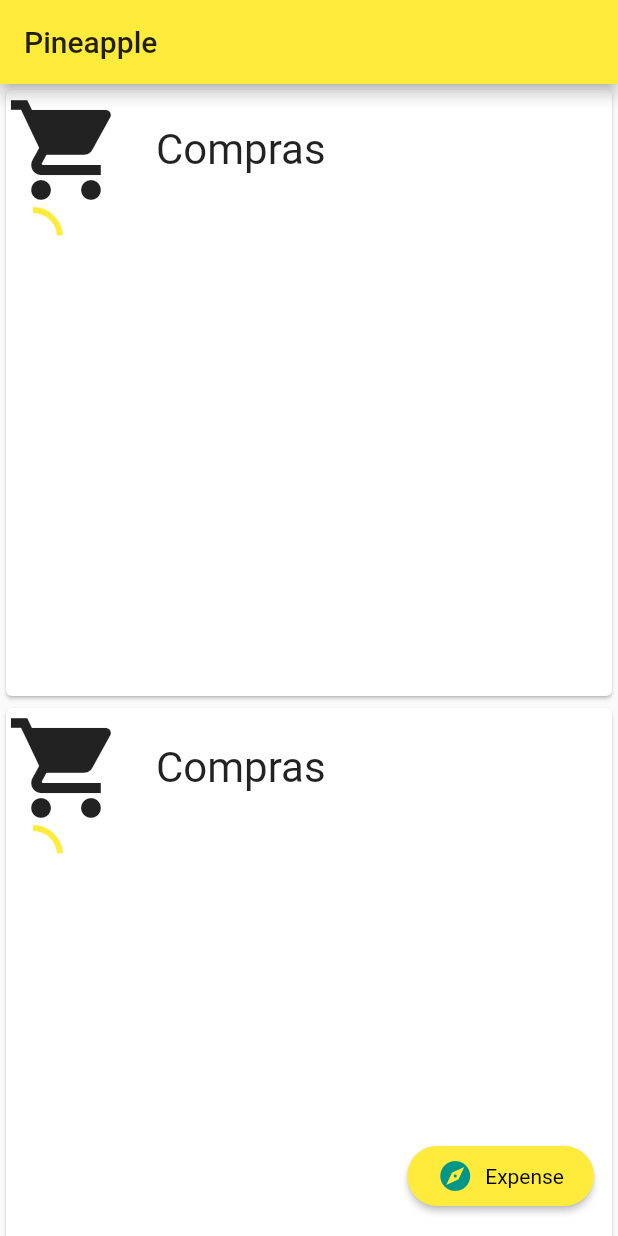
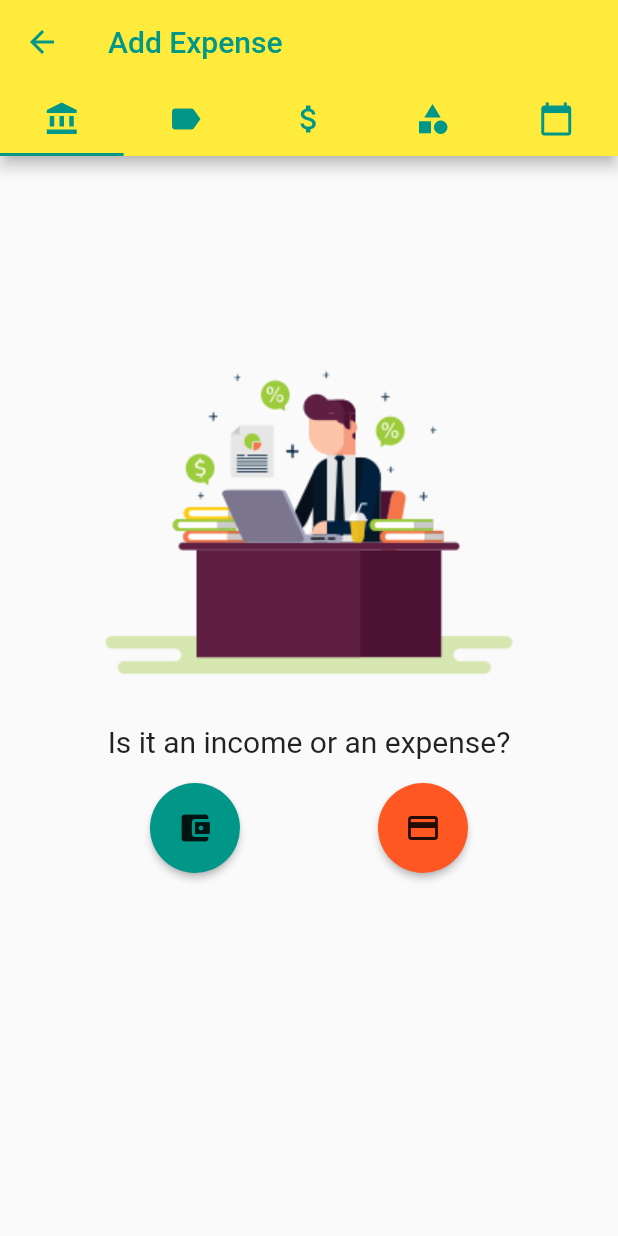
Before and after one commit to luizcunha3/pineapple-mobile, a Flutter app: the screen it shows after launch, after a tap on "Expense", on a phone screen of 412 x 824 dp. Run offline on Flutter 3.47's test engine with Material 2 defaults, Android fonts, the light colour scheme and no system bars.

Commit message:
wrong branch, saves work

```diff
--- /dev/null
+++ b/lib/AddExpense/add_expense.dart
@@ -0,0 +1,44 @@
+import 'package:flutter/foundation.dart';
+import 'package:flutter/material.dart';
+import './category_selector.dart';
+
+class AddExpense extends StatelessWidget {
+  final iconColor = Colors.teal;
+  void _teste(a) {
+    print(a);
+  }
+  @override
+  Widget build(BuildContext context) {
+    return DefaultTabController(
+      length: 5,
+      child: Scaffold(
+        appBar: AppBar(
+          title: Text(
+            "Add Expense",
+            style: TextStyle(color: iconColor),
+          ),
+          iconTheme: IconThemeData(color: iconColor),
+          bottom: TabBar(
+            onTap: _teste,
+            tabs: <Widget>[
+              Tab(icon: Icon(Icons.account_balance, color: iconColor)),
+              Tab(icon: Icon(Icons.label, color: iconColor)),
+              Tab(icon: Icon(Icons.attach_money, color: iconColor)),
+              Tab(icon: Icon(Icons.category, color: iconColor)),
+              Tab(icon: Icon(Icons.calendar_today, color: iconColor)),
+            ],
+          ),
+        ),
+        body: TabBarView(
+          children: <Widget>[
+            TypeSelector(),
+            Icon(Icons.label),
+            Icon(Icons.attach_money),
+            Icon(Icons.category),
+            Icon(Icons.directions_transit),
+          ],
+        ),
+      ),
+    );
+  }
+}
--- /dev/null
+++ b/lib/AddExpense/category_selector.dart
@@ -0,0 +1,58 @@
+import 'package:flutter/material.dart';
+
+class TypeSelector extends StatelessWidget {
+  final assetImage = AssetImage('assets/carinha.png');
+  void _tapOnButton() {
+    print("teste");
+  }
+
+  @override
+  Widget build(BuildContext context) {
+    return Center(
+      child: Column(
+//        mainAxisAlignment: MainAxisAlignment.center,
+//        crossAxisAlignment: CrossAxisAlignment.center,
+        children: <Widget>[
+          Padding(
+            padding: const EdgeInsets.only(top: 128),
+            child: Image(
+              image: assetImage,
+            ),
+          ),
+          Padding(
+            padding: const EdgeInsets.only(top: 16.0),
+            child: Text(
+              "Is it an income or an expense?",
+              style: TextStyle(fontSize: 20),
+            ),
+          ),
+          Padding(
+            padding: const EdgeInsets.only(top: 16.0),
+            child: Row(
+              mainAxisSize: MainAxisSize.min,
+              children: <Widget>[
+                RawMaterialButton(
+                  shape: const CircleBorder(),
+                  padding: EdgeInsets.all(18),
+                  fillColor: Colors.teal,
+                  splashColor: Colors.tealAccent,
+                  child: Icon(Icons.account_balance_wallet),
+                  onPressed: _tapOnButton,
+                ),
+                SizedBox(width: 64,),
+                RawMaterialButton(
+                  shape: const CircleBorder(),
+                  padding: EdgeInsets.all(18),
+                  fillColor: Colors.deepOrange,
+                  splashColor: Colors.orangeAccent,
+                  child: Icon(Icons.payment),
+                  onPressed: _tapOnButton,
+                )
+              ],
+            ),
+          )
+        ],
+      ),
+    );
+  }
+}
--- a/lib/add_expense_button.dart
+++ b/lib/add_expense_button.dart
@@ -1,11 +1,13 @@
 import 'package:flutter/material.dart';
 import 'package:flutter/foundation.dart';
+import 'AddExpense/add_expense.dart';
 
 class AddExpenseButton extends StatelessWidget {
 
   AddExpenseButton({@required this.onPressed});
 
   final GestureTapCallback onPressed;
+
 
   @override
   Widget build(BuildContext context) {
--- a/lib/budget_card.dart
+++ b/lib/budget_card.dart
@@ -17,12 +17,13 @@ class BudgetCard extends StatelessWidget {
             mainAxisSize: MainAxisSize.min,
             children: <Widget>[
               Row(
+                mainAxisSize: MainAxisSize.min,
                 children: <Widget>[
                   Icon(
                     Icons.shopping_cart,
                     size: 80,
                   ),
-                  SizedBox(width: 20),
+//                  SizedBox(width: 20),
                   Text("Compras",
                       style: DefaultTextStyle.of(context)
                           .style
@@ -30,6 +31,7 @@ class BudgetCard extends StatelessWidget {
                 ],
               ),
               Row(
+
                 children: <Widget>[
                   CircularProgressIndicator(value: 0.24)
                 ],
--- a/lib/main.dart
+++ b/lib/main.dart
@@ -1,6 +1,8 @@
 import 'package:flutter/material.dart';
 import 'add_expense_button.dart';
 import 'budget_card.dart';
+import 'AddExpense/add_expense.dart';
+
 
 void main() => runApp(MyApp());
 
@@ -21,16 +23,6 @@ class MyApp extends StatelessWidget {
 
 class MyHomePage extends StatefulWidget {
   MyHomePage({Key key, this.title}) : super(key: key);
-
-  // This widget is the home page of your application. It is stateful, meaning
-  // that it has a State object (defined below) that contains fields that affect
-  // how it looks.
-
-  // This class is the configuration for the state. It holds the values (in this
-  // case the title) provided by the parent (in this case the App widget) and
-  // used by the build method of the State. Fields in a Widget subclass are
-  // always marked "final".
-
   final String title;
 
   @override
@@ -42,37 +34,31 @@ class _MyHomePageState extends State<MyHomePage> {
 
   void _incrementCounter() {
     setState(() {
-      // This call to setState tells the Flutter framework that something has
-      // changed in this State, which causes it to rerun the build method below
-      // so that the display can reflect the updated values. If we changed
-      // _counter without calling setState(), then the build method would not be
-      // called again, and so nothing would appear to happen.
       _counter++;
     });
   }
 
+  void _addNewExpense() {
+    Navigator.push(context, MaterialPageRoute(builder: (context) => AddExpense()));
+  }
+
   @override
   Widget build(BuildContext context) {
-    // This method is rerun every time setState is called, for instance as done
-    // by the _incrementCounter method above.
-    //
-    // The Flutter framework has been optimized to make rerunning build methods
-    // fast, so that you can just rebuild anything that needs updating rather
-    // than having to individually change instances of widgets.
     return Scaffold(
       appBar: AppBar(
         // Here we take the value from the MyHomePage object that was created by
         // the App.build method, and use it to set our appbar title.
-        title: Text(widget.title),
+        title: Text(widget.title, style: TextStyle(color: Colors.teal),),
       ),
       body: GridView.count(
-        crossAxisCount: 1,
-        children: List.generate(40, (index) {
+
+        crossAxisCount: 2,
+        children: List.generate(4, (index) {
           return BudgetCard();
         }),
       ),
       floatingActionButton: AddExpenseButton(
-        onPressed: _incrementCounter,
+        onPressed: _addNewExpense,
       ), // This trailing comma makes auto-formatting nicer for build methods.
     );
   }
```
Also changed, not shown: pubspec.yaml (+3 -49 lines), assets/carinha.png (added), assets/carinha.svg (added), pubspec.lock, 10 other files.
